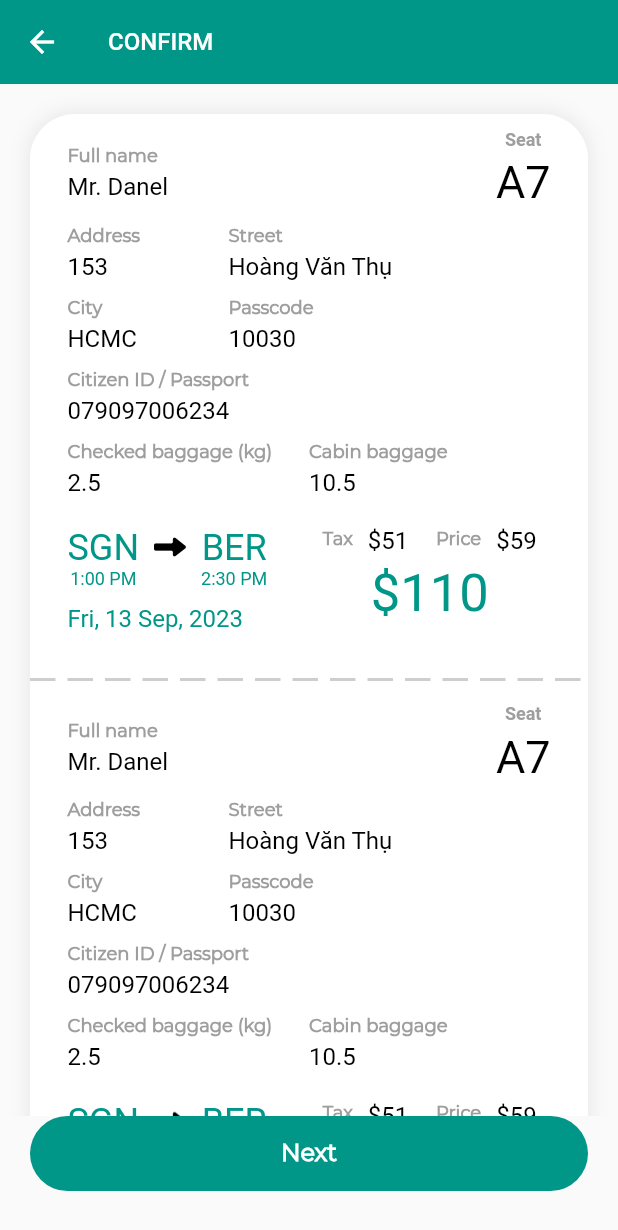
After one commit to LipDaniel/FinalProject, a Flutter app: the ConfirmScreen screen opened directly, on a phone screen of 412 x 824 dp. The commit adds this screen. Shown: the top 1230 px of the screen. Run offline on Flutter 3.47's test engine with Material 2 defaults, Android fonts, the light colour scheme and no system bars; drawn by our look-alikes of dotted_line; our stand-ins replace dio, dropdown_search, equatable, flutter_slidable; missing offline and left inert: introduction_slider; network calls fail; Roboto replaces fonts that are missing (Montserrat-Bold); project files that could hold a hidden picture were left out.

Commit message:
ADD CONFIRM SCREEN

```diff
--- a/lib/View/choose_seat/widgets/seat_widget.dart
+++ b/lib/View/choose_seat/widgets/seat_widget.dart
@@ -31,7 +31,6 @@ class _SeatWidgetState extends State<SeatWidget> {
   Widget build(BuildContext context) {
     return Container(
       margin: const EdgeInsets.symmetric(horizontal: 15),
-      padding: const EdgeInsets.symmetric(horizontal: 0),
       width: MediaQuery.sizeOf(context).width,
       decoration: BoxDecoration(
           color: Colors.white,
--- /dev/null
+++ b/lib/View/confim/confirm_screen.dart
@@ -0,0 +1,134 @@
+import 'package:dotted_line/dotted_line.dart';
+import 'package:flutter/material.dart';
+import 'package:projectsem4/View/confim/widgets/info_widget.dart';
+import 'package:projectsem4/View/confim/widgets/time_price_widget.dart';
+import 'package:projectsem4/ulits/constraint.dart';
+
+class ConfirmScreen extends StatefulWidget {
+  const ConfirmScreen({super.key});
+
+  @override
+  State<ConfirmScreen> createState() => _ConfirmScreenState();
+}
+
+class _ConfirmScreenState extends State<ConfirmScreen> {
+  @override
+  Widget build(BuildContext context) {
+    return Scaffold(
+      // backgroundColor: Colors.grey[200],
+      bottomSheet: _btn(),
+      appBar: AppBar(
+        backgroundColor: AppConstraint.mainColor,
+        elevation: 0,
+        leading: const BackButton(
+          color: Colors.white,
+        ),
+        title: Text(
+          'Confirm'.toUpperCase(),
+          style: const TextStyle(
+              color: Colors.white,
+              fontSize: 16,
+              fontFamily: AppConstraint.fontFamilyBold),
+        ),
+      ),
+      body: SingleChildScrollView(
+        child: Column(
+          children: [
+            Container(
+              margin: const EdgeInsets.symmetric(horizontal: 20, vertical: 20),
+              decoration: BoxDecoration(
+                  color: Colors.white,
+                  boxShadow: [
+                    BoxShadow(
+                        color: Colors.grey.withOpacity(0.2),
+                        blurRadius: 10,
+                        spreadRadius: 1)
+                  ],
+                  borderRadius: BorderRadius.circular(30)),
+              child: Column(
+                children: [
+                  const Padding(
+                    padding: EdgeInsets.symmetric(horizontal: 25, vertical: 10),
+                    child: Column(
+                      children: [
+                        InforWidget(),
+                        SizedBox(
+                          height: 20,
+                        ),
+                        TimeAndPriceWidget(),
+                        SizedBox(
+                          height: 20,
+                        ),
+                      ],
+                    ),
+                  ),
+                  DottedLine(
+                    direction: Axis.horizontal,
+                    lineLength: double.infinity,
+                    lineThickness: 2,
+                    dashLength: 17,
+                    dashColor: Colors.grey.withOpacity(0.5),
+                    dashGapLength: 8,
+                  ),
+                  const SizedBox(
+                    height: 5,
+                  ),
+                  const Padding(
+                    padding: EdgeInsets.symmetric(horizontal: 25, vertical: 10),
+                    child: Column(
+                      children: [
+                        InforWidget(),
+                        SizedBox(
+                          height: 20,
+                        ),
+                        TimeAndPriceWidget(),
+                        SizedBox(
+                          height: 20,
+                        ),
+                      ],
+                    ),
+                  ),
+                ],
+              ),
+            ),
+            const SizedBox(
+              height: 100,
+            ),
+          ],
+        ),
+      ),
+    );
+  }
+
+  Widget _btn() {
+    return Column(
+      mainAxisSize: MainAxisSize.min,
+      children: [
+        Padding(
+          padding: const EdgeInsets.only(
+            bottom: 30,
+          ),
+          child: Container(
+            width: double.infinity,
+            margin: const EdgeInsets.symmetric(horizontal: 20),
+            padding: const EdgeInsets.symmetric(
+              vertical: 15,
+            ),
+            decoration: BoxDecoration(
+                color: AppConstraint.mainColor,
+                borderRadius: BorderRadius.circular(30)),
+            child: const Center(
+              child: Text(
+                'Next',
+                style: TextStyle(
+                    color: Colors.white,
+                    fontSize: 16,
+                    fontWeight: FontWeight.bold),
+              ),
+            ),
+          ),
+        ),
+      ],
+    );
+  }
+}
--- /dev/null
+++ b/lib/View/confim/widgets/info_widget.dart
@@ -0,0 +1,110 @@
+import 'package:flutter/material.dart';
+
+class InforWidget extends StatelessWidget {
+  const InforWidget({super.key});
+
+  @override
+  Widget build(BuildContext context) {
+    return Column(
+      crossAxisAlignment: CrossAxisAlignment.start,
+      children: [
+        Row(
+          mainAxisAlignment: MainAxisAlignment.spaceBetween,
+          children: [
+            Padding(
+              padding: const EdgeInsets.only(top: 5),
+              child: _item(title: 'Full name', content: 'Mr. Danel'),
+            ),
+            const Column(
+              crossAxisAlignment: CrossAxisAlignment.center,
+              children: [
+                Text(
+                  'Seat',
+                  style: TextStyle(
+                      fontFamily: 'Montserrat-Bold',
+                      fontSize: 12,
+                      fontWeight: FontWeight.bold,
+                      color: Colors.grey),
+                ),
+                SizedBox(
+                  height: 4,
+                ),
+                Text(
+                  'A7',
+                  style: TextStyle(
+                      fontFamily: 'Montserrat-Bold',
+                      fontSize: 30,
+                      color: Colors.black),
+                )
+              ],
+            )
+          ],
+        ),
+        const SizedBox(
+          height: 10,
+        ),
+        Row(
+          mainAxisAlignment: MainAxisAlignment.spaceBetween,
+          children: [
+            Expanded(flex: 3, child: _item(title: 'Address', content: '153')),
+            Expanded(
+                flex: 6,
+                child: _item(title: 'Street', content: 'Hoàng Văn Thụ')),
+          ],
+        ),
+        const SizedBox(
+          height: 10,
+        ),
+        Row(
+          mainAxisAlignment: MainAxisAlignment.spaceBetween,
+          children: [
+            Expanded(flex: 3, child: _item(title: 'City', content: 'HCMC')),
+            Expanded(
+                flex: 6, child: _item(title: 'Passcode', content: '10030')),
+          ],
+        ),
+        const SizedBox(
+          height: 10,
+        ),
+        _item(title: 'Citizen ID / Passport', content: '079097006234'),
+        const SizedBox(
+          height: 10,
+        ),
+        Row(
+          mainAxisAlignment: MainAxisAlignment.spaceBetween,
+          children: [
+            Expanded(
+                flex: 5,
+                child: _item(title: 'Checked baggage (kg)', content: '2.5')),
+            Expanded(
+                flex: 5, child: _item(title: 'Cabin baggage', content: '10.5')),
+          ],
+        ),
+      ],
+    );
+  }
+
+  Column _item({
+    required String title,
+    required String content,
+  }) {
+    return Column(
+      crossAxisAlignment: CrossAxisAlignment.start,
+      children: [
+        Text(
+          title,
+          style: const TextStyle(
+              fontSize: 12, fontWeight: FontWeight.bold, color: Colors.grey),
+        ),
+        const SizedBox(
+          height: 4,
+        ),
+        Text(
+          content,
+          style: const TextStyle(
+              fontFamily: 'Montserrat-Bold', fontSize: 16, color: Colors.black),
+        )
+      ],
+    );
+  }
+}
--- /dev/null
+++ b/lib/View/confim/widgets/time_price_widget.dart
@@ -0,0 +1,154 @@
+import 'package:flutter/material.dart';
+import 'package:projectsem4/ulits/constraint.dart';
+
+class TimeAndPriceWidget extends StatelessWidget {
+  const TimeAndPriceWidget({
+    super.key,
+  });
+
+  @override
+  Widget build(BuildContext context) {
+    return Row(
+      crossAxisAlignment: CrossAxisAlignment.start,
+      children: [
+        Expanded(
+            flex: 5,
+            child: Column(
+              crossAxisAlignment: CrossAxisAlignment.start,
+              children: [
+                Row(
+                  crossAxisAlignment: CrossAxisAlignment.start,
+                  children: [
+                    const Column(
+                      children: [
+                        Text(
+                          'SGN',
+                          style: TextStyle(
+                              fontFamily: 'Montserrat-Bold',
+                              fontSize: 24,
+                              color: AppConstraint.mainColor),
+                        ),
+                        Text(
+                          '1:00 PM',
+                          style: TextStyle(
+                              fontFamily: 'Montserrat-Bold',
+                              fontSize: 12,
+                              color: AppConstraint.mainColor),
+                        )
+                      ],
+                    ),
+                    const SizedBox(
+                      width: 10,
+                    ),
+                    Padding(
+                      padding: const EdgeInsets.only(top: 3),
+                      child: Image.asset(
+                        'assets/image/icon_arrow_right.png',
+                        scale: 1.5,
+                      ),
+                    ),
+                    const SizedBox(
+                      width: 10,
+                    ),
+                    const Column(
+                      children: [
+                        Text(
+                          'BER',
+                          style: TextStyle(
+                              fontFamily: 'Montserrat-Bold',
+                              fontSize: 24,
+                              color: AppConstraint.mainColor),
+                        ),
+                        Text(
+                          '2:30 PM',
+                          style: TextStyle(
+                              fontFamily: 'Montserrat-Bold',
+                              fontSize: 12,
+                              color: AppConstraint.mainColor),
+                        )
+                      ],
+                    )
+                  ],
+                ),
+                const SizedBox(
+                  height: 10,
+                ),
+                const Text(
+                  'Fri, 13 Sep, 2023',
+                  style: TextStyle(
+                      fontFamily: 'Montserrat-Bold',
+                      fontSize: 16,
+                      color: AppConstraint.mainColor),
+                )
+              ],
+            )),
+        const Expanded(
+            flex: 5,
+            child: Column(
+              crossAxisAlignment: CrossAxisAlignment.center,
+              children: [
+                Row(
+                  mainAxisAlignment: MainAxisAlignment.spaceAround,
+                  children: [
+                    Row(
+                      crossAxisAlignment: CrossAxisAlignment.start,
+                      children: [
+                        Text(
+                          'Tax',
+                          style: TextStyle(
+                              fontSize: 12,
+                              fontWeight: FontWeight.bold,
+                              color: Colors.grey),
+                        ),
+                        SizedBox(
+                          width: 10,
+                        ),
+                        Text(
+                          '\$51',
+                          style: TextStyle(
+                              fontFamily: 'Montserrat-Bold',
+                              fontSize: 16,
+                              color: Colors.black),
+                        )
+                      ],
+                    ),
+                    Row(
+                      crossAxisAlignment: CrossAxisAlignment.start,
+                      children: [
+                        Text(
+                          'Price',
+                          style: TextStyle(
+                              fontSize: 12,
+                              fontWeight: FontWeight.bold,
+                              color: Colors.grey),
+                        ),
+                        SizedBox(
+                          width: 10,
+                        ),
+                        Text(
+                          '\$59',
+                          style: TextStyle(
+                              fontFamily: 'Montserrat-Bold',
+                              fontSize: 16,
+                              color: Colors.black),
+                        )
+                      ],
+                    ),
+                  ],
+                ),
+                SizedBox(
+                  height: 5,
+                ),
+                Text(
+                  '\$110',
+                  style: TextStyle(
+                      fontSize: 35,
+                      fontFamily: 'Montserrat-Bold',
+                      color: AppConstraint.mainColor),
+                ),
+              ],
+            ))
+      ],
+    );
+  }
+}
--- a/pubspec.yaml
+++ b/pubspec.yaml
@@ -42,6 +42,7 @@ dependencies:
   equatable: ^2.0.5
   http: ^1.1.0
   dio: ^5.3.3
+  dotted_line: ^3.2.2
 
 dev_dependencies:
   flutter_test:
```
Also changed, not shown: assets/image/icon_arrow_right.png (added), pubspec.lock.
